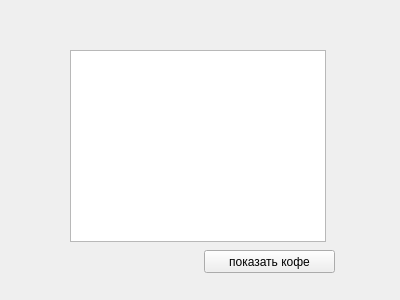
Above: main.ui from phantazeeer/Ulyanovsk-Strunnikov before the change. Below: the same form after it.
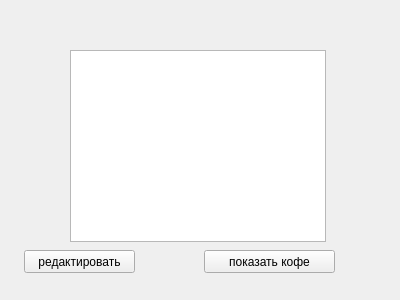
That is the form after the change.

Commit message: postav'te ball pzh

Patch:
```diff
--- a/main.ui
+++ b/main.ui
@@ -36,6 +36,19 @@
     </rect>
    </property>
   </widget>
+  <widget class="QPushButton" name="pushButton_2">
+   <property name="geometry">
+    <rect>
+     <x>24</x>
+     <y>250</y>
+     <width>111</width>
+     <height>23</height>
+    </rect>
+   </property>
+   <property name="text">
+    <string>редактировать</string>
+   </property>
+  </widget>
  </widget>
  <resources/>
  <connections/>
```
